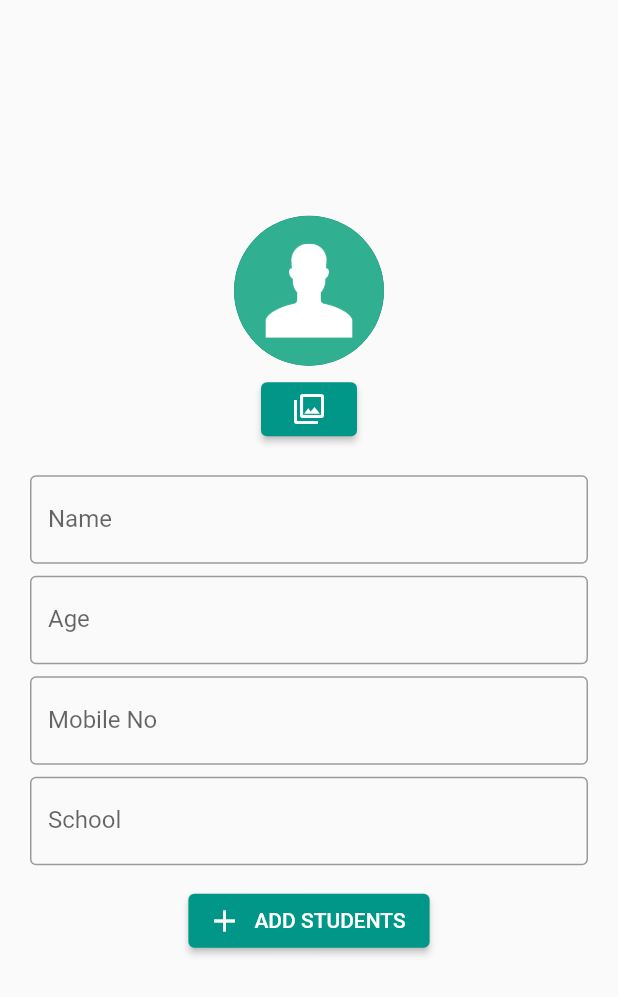
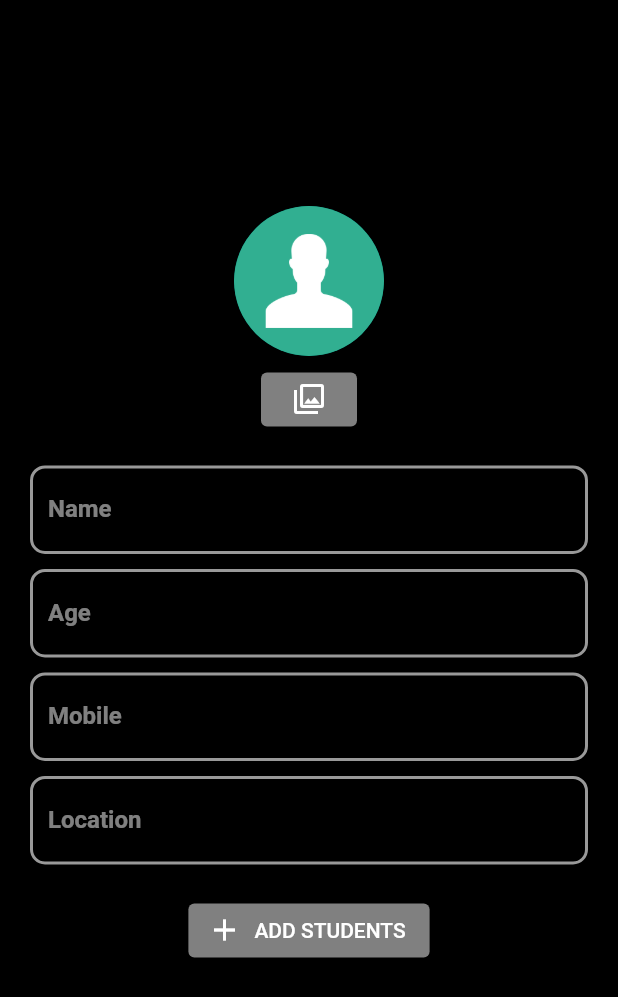
Before and after one commit to mohammed-swafvan/hive_provider, a Flutter app: the HomeScreen screen opened directly, after a tap on the "add" icon, on a phone screen of 412 x 824 dp. Shown: the top 997 px of the screen. Run offline on Flutter 3.47's test engine with Material 2 defaults, Android fonts, the phone set to English and light mode, and no system bars; our stand-ins replace hive_flutter, image_picker; accounts and stored records are empty.

Commit message:
converted to statless widget using provider

```diff
--- /dev/null
+++ b/lib/controller/core/constains.dart
@@ -0,0 +1,41 @@
+import 'package:flutter/material.dart';
+
+const kHeight10 = SizedBox(height: 10);
+const kHeight20 = SizedBox(height: 20);
+
+//colors
+const kBlackColor = Colors.black;
+const kWhiteColor = Colors.white;
+final kBlackColorOpacity5 = Colors.black.withOpacity(0.5);
+final kWhiteColorOpacity5 = Colors.white.withOpacity(0.5);
+final kWhiteColorOpacity8 = Colors.white.withOpacity(0.8);
+
+//text style
+final kdetailsTextStyle = TextStyle(fontSize: 20, fontWeight: FontWeight.w500, color: kWhiteColorOpacity8);
+const  kaddStdTextStyle =  TextStyle(color: kWhiteColor, fontWeight: FontWeight.bold);
+
+// input decoration for adding student text form field
+kInputDecoration({required String hintText, required String labelText}) {
+  return InputDecoration(
+    focusedBorder: OutlineInputBorder(
+      borderRadius: BorderRadius.circular(10.0),
+      borderSide: BorderSide(
+        color: kWhiteColor.withOpacity(0.6),
+        width: 2.0,
+      ),
+    ),
+    enabledBorder: OutlineInputBorder(
+      borderRadius: BorderRadius.circular(10.0),
+      borderSide: BorderSide(
+        color: kWhiteColor.withOpacity(0.6),
+        width: 2.0,
+      ),
+    ),
+    labelStyle: TextStyle(color: kWhiteColorOpacity5),
+    hintStyle: TextStyle(color: kWhiteColorOpacity5),
+    hintText: hintText,
+    labelText: labelText,
+  );
+}
+
+var kelevatedButtonStyle = ButtonStyle(backgroundColor: MaterialStatePropertyAll(kWhiteColorOpacity5));
--- a/lib/controller/provider/student_provider.dart
+++ b/lib/controller/provider/student_provider.dart
@@ -8,6 +8,21 @@ import 'package:student_app/db/db_functions/db_functions.dart';
 import 'package:student_app/db/model/student_model.dart';
 
 class StudentProvider with ChangeNotifier {
+  //add
+  final nameStudentController = TextEditingController();
+  final phoneStudentController = TextEditingController();
+  final ageStudentController = TextEditingController();
+  final genderStudentController = TextEditingController();
+  final locationStudentController = TextEditingController();
+  final mainFormKey = GlobalKey<FormState>();
+
+  //edit
+  TextEditingController editNameStd = TextEditingController();
+  TextEditingController editPhoneStd = TextEditingController();
+  TextEditingController editAgeStd = TextEditingController();
+  TextEditingController editPlaceStd = TextEditingController();
+  final editFormKey = GlobalKey<FormState>();
+
   List<StudentModel> studentList = FunctionDb.studentList;
 
   File? studentPhoto;
@@ -24,10 +39,12 @@ class StudentProvider with ChangeNotifier {
 
   List<StudentModel> foundedUsers = [];
   Future<void> getAllStudents() async {
-    final students = FunctionDb().getStudentsDetails();
-    foundedUsers = students as List<StudentModel>;
+    final students = await FunctionDb().getStudentsDetails();
+    foundedUsers = students;
     if (foundedUsers.isNotEmpty) {
       log("foundedUsers have data");
+    } else {
+      log("foundedUsers have no data");
     }
     notifyListeners();
   }
@@ -49,8 +66,7 @@ class StudentProvider with ChangeNotifier {
     notifyListeners();
   }
 
-
-  static deleteItem(BuildContext context, String id){
+  static deleteItem(BuildContext context, String id) {
     showDialog(
       context: context,
       builder: (context) {
@@ -64,10 +80,8 @@ class StudentProvider with ChangeNotifier {
                 child: const Text('No')),
             TextButton(
                 onPressed: () {
-                  Provider.of<FunctionDb>(context, listen: false)
-                      .deleteDetails(id);
-                  Provider.of<StudentProvider>(context, listen: false)
-                      .getAllStudents();
+                  Provider.of<FunctionDb>(context, listen: false).deleteDetails(id);
+                  Provider.of<StudentProvider>(context, listen: false).getAllStudents();
                   ScaffoldMessenger.of(context).showSnackBar(const SnackBar(
                     content: Text('Successfully deleted'),
                     duration: Duration(seconds: 2),
@@ -80,5 +94,4 @@ class StudentProvider with ChangeNotifier {
       },
     );
   }
-
 }
--- a/lib/db/model/student_model.dart
+++ b/lib/db/model/student_model.dart
@@ -16,19 +16,15 @@ class StudentModel {
   final String ageStudent;
 
   @HiveField(4)
-  final String genderStudent;
+  final String locationStudent;
 
   @HiveField(5)
-  final String locationStudent;
-
-  @HiveField(6)
   final String photo;
 
   StudentModel({
     required this.name,
     required this.phoneNo,
     required this.ageStudent,
-    required this.genderStudent,
     required this.locationStudent,
     required this.id,
     required this.photo,
--- a/lib/main.dart
+++ b/lib/main.dart
@@ -1,6 +1,7 @@
 import 'package:flutter/material.dart';
 import 'package:hive_flutter/hive_flutter.dart';
 import 'package:provider/provider.dart';
+import 'package:student_app/controller/core/constains.dart';
 import 'package:student_app/controller/provider/student_provider.dart';
 import 'package:student_app/db/db_functions/db_functions.dart';
 import 'package:student_app/db/model/student_model.dart';
@@ -36,6 +37,7 @@ class MyApp extends StatelessWidget {
         debugShowCheckedModeBanner: false,
         theme: ThemeData(
           primarySwatch: Colors.teal,
+          scaffoldBackgroundColor: kBlackColor,
         ),
         home: const HomeScreen(),
       ),
--- a/lib/screens/home/screen_home.dart
+++ b/lib/screens/home/screen_home.dart
@@ -1,5 +1,6 @@
 import 'package:flutter/material.dart';
 import 'package:provider/provider.dart';
+import 'package:student_app/controller/core/constains.dart';
 import 'package:student_app/controller/provider/student_provider.dart';
 import 'package:student_app/screens/home/widgets/studenst_list.dart';
 import 'package:student_app/screens/student_adding/screen_add_student.dart';
@@ -22,10 +23,19 @@ class HomeScreen extends StatelessWidget {
         ),
       ),
       floatingActionButton: FloatingActionButton(
+        backgroundColor: kWhiteColorOpacity5,
         onPressed: () {
-          Navigator.push(context, MaterialPageRoute(builder: (context) => const ScreenAddStudent(),));
+          Navigator.push(
+            context,
+            MaterialPageRoute(
+              builder: (context) => const ScreenAddStudent(),
+            ),
+          );
         },
-        child: const Icon(Icons.add),
+        child: const Icon(
+          Icons.add,
+          size: 30,
+        ),
       ),
     );
   }
--- /dev/null
+++ b/lib/screens/home/widgets/search_field.dart
@@ -0,0 +1,33 @@
+import 'package:flutter/cupertino.dart';
+import 'package:flutter/material.dart';
+import 'package:provider/provider.dart';
+import 'package:student_app/controller/core/constains.dart';
+import 'package:student_app/controller/provider/student_provider.dart';
+
+class SearchField extends StatelessWidget {
+  const SearchField({super.key});
+
+  @override
+  Widget build(BuildContext context) {
+    return Padding(
+      padding: const EdgeInsets.symmetric(horizontal: 15),
+      child: CupertinoSearchTextField(
+        placeholderStyle: TextStyle(color: kWhiteColorOpacity8),
+        style: const TextStyle(color: kWhiteColor, fontWeight: FontWeight.bold),
+        padding: const EdgeInsets.all(10),
+        prefixIcon: Icon(
+          Icons.search,
+          color: kWhiteColorOpacity8,
+        ),
+        suffixIcon: Icon(
+          Icons.close,
+          color: kWhiteColorOpacity8,
+        ),
+        backgroundColor: kWhiteColorOpacity5,
+        onChanged: (value) {
+          Provider.of<StudentProvider>(context, listen: false).runFilter(value);
+        },
+      ),
+    );
+  }
+}
--- a/lib/screens/home/widgets/studenst_list.dart
+++ b/lib/screens/home/widgets/studenst_list.dart
@@ -1,10 +1,11 @@
 import 'dart:io';
 
-import 'package:flutter/cupertino.dart';
 import 'package:flutter/material.dart';
 import 'package:provider/provider.dart';
+import 'package:student_app/controller/core/constains.dart';
 import 'package:student_app/controller/provider/student_provider.dart';
 import 'package:student_app/screens/edit_student/screen_edit_student.dart';
+import 'package:student_app/screens/home/widgets/search_field.dart';
 import 'package:student_app/screens/students_details/screen_students_details.dart';
 
 class ListStudents extends StatelessWidget {
@@ -16,16 +17,9 @@ class ListStudents extends StatelessWidget {
       padding: const EdgeInsets.all(8.0),
       child: Column(
         children: [
-          CupertinoSearchTextField(
-            prefixIcon: const Icon(Icons.search),
-            suffixIcon: const Icon(Icons.close),
-            backgroundColor: Colors.white,
-            onChanged: (value) {
-              Provider.of<StudentProvider>(context, listen: false)
-                  .runFilter(value);
-            },
-          ),
-          const SizedBox(height: 10),
+          kHeight10,
+          const SearchField(),
+          kHeight20,
           Expanded(
             child: Consumer<StudentProvider>(builder: (context, value, Widget? child) {
               if (value.foundedUsers.isNotEmpty) {
@@ -41,7 +35,8 @@ class ListStudents extends StatelessWidget {
                                   phonedetail: data.phoneNo,
                                   agedetail: data.ageStudent,
                                   locationdetail: data.locationStudent,
-                                    genderdetail: data.genderStudent, photo: data.photo,);
+                                  photo: data.photo,
+                                );
                               }),
                             ));
                           },
@@ -49,7 +44,10 @@ class ListStudents extends StatelessWidget {
                             radius: 23,
                             backgroundImage: FileImage(File(data.photo)),
                           ),
-                          title: Text(data.name),
+                          title: Text(
+                            data.name,
+                            style: const TextStyle(color: kWhiteColor, fontWeight: FontWeight.bold),
+                          ),
                           trailing: Wrap(
                             children: [
                               IconButton(
@@ -59,7 +57,6 @@ class ListStudents extends StatelessWidget {
                                       editName: data.name,
                                       editPhone: data.phoneNo,
                                       editAge: data.ageStudent,
-                                        editGender: data.genderStudent,
                                       editLocation: data.locationStudent,
                                       index: index,
                                       id: data.id.toString(),
@@ -67,25 +64,35 @@ class ListStudents extends StatelessWidget {
                                     );
                                   })));
                                 },
-                                  icon: const Icon(
+                                icon: Icon(
                                   Icons.edit,
-                                    color: Colors.blue,
-                                  )),
+                                  color: kWhiteColorOpacity5,
+                                ),
+                              ),
                               IconButton(
                                 onPressed: () {
                                   StudentProvider.deleteItem(context, data.id.toString());
                                 },
                                 icon: const Icon(Icons.delete),
-                                color: Colors.teal,
+                                color: kWhiteColorOpacity5,
                               ),
                             ],
                           ));
                     },
-                    separatorBuilder: ((ctx, index) => const Divider()),
+                    separatorBuilder: ((ctx, index) => Padding(
+                          padding: const EdgeInsets.symmetric(horizontal: 10),
+                          child: Divider(
+                            color: kWhiteColorOpacity5,
+                            thickness: 1,
+                          ),
+                        )),
                     itemCount: value.foundedUsers.length);
               } else {
                 return const Center(
-                  child: Text("Add Students"),
+                  child: Text(
+                    "Add Students",
+                    style: kaddStdTextStyle,
+                  ),
                 );
               }
             }),
@@ -94,8 +101,4 @@ class ListStudents extends StatelessWidget {
       ),
     );
   }
-
-  cancelButton(BuildContext context) {
-    return Navigator.of(context).pop();
 }
-}
--- a/lib/screens/student_adding/widgets/add_student.dart
+++ b/lib/screens/student_adding/widgets/add_student.dart
@@ -2,20 +2,13 @@ import 'dart:io';
 
 import 'package:flutter/material.dart';
 import 'package:provider/provider.dart';
+import 'package:student_app/controller/core/constains.dart';
 import 'package:student_app/controller/provider/student_provider.dart';
 import 'package:student_app/db/db_functions/db_functions.dart';
 import 'package:student_app/db/model/student_model.dart';
 
 class AddStudents extends StatelessWidget {
-  AddStudents({super.key});
-
-  final nameStudentController = TextEditingController();
-  final phoneStudentController = TextEditingController();
-  final ageStudentController = TextEditingController();
-  final genderStudentController = TextEditingController();
-  final locationStudentController = TextEditingController();
-
-  final mainFormKey = GlobalKey<FormState>();
+  const AddStudents({super.key});
 
   @override
   Widget build(BuildContext context) {
@@ -25,7 +18,7 @@ class AddStudents extends StatelessWidget {
     });
     return Consumer<StudentProvider>(builder: (context, value, _) {
       return Form(
-        key: mainFormKey,
+        key: value.mainFormKey,
         child: Column(
           mainAxisAlignment: MainAxisAlignment.center,
           children: [
@@ -46,22 +39,18 @@ class AddStudents extends StatelessWidget {
               height: 5,
             ),
             ElevatedButton(
+              style: kelevatedButtonStyle,
               onPressed: () {
                 studentProvider.getPhoto();
               },
               child: const Icon(Icons.photo_library_outlined),
             ),
-            const SizedBox(
-              height: 20,
-            ),
+            kHeight20,
             TextFormField(
+              style: const TextStyle(color: kWhiteColor, fontWeight: FontWeight.bold),
               keyboardType: TextInputType.name,
-              controller: nameStudentController,
-              decoration: const InputDecoration(
-                border: OutlineInputBorder(),
-                hintText: 'Enter your name',
-                labelText: 'Name',
-              ),
+              controller: value.nameStudentController,
+              decoration: kInputDecoration(hintText: 'Enter your name', labelText: 'Name'),
               validator: (value) {
                 if (value == null || value.isEmpty) {
                   return 'Required Name';
@@ -70,15 +59,12 @@ class AddStudents extends StatelessWidget {
                 }
               },
             ),
-            const SizedBox(height: 8),
+            kHeight10,
             TextFormField(
+              style: const TextStyle(color: kWhiteColor, fontWeight: FontWeight.bold),
               keyboardType: TextInputType.number,
-              controller: ageStudentController,
-              decoration: const InputDecoration(
-                border: OutlineInputBorder(),
-                hintText: 'Enter your age',
-                labelText: 'Age',
-              ),
+              controller: value.ageStudentController,
+              decoration: kInputDecoration(hintText: 'Enter your age', labelText: 'Age'),
               validator: (
                 value,
               ) {
@@ -91,15 +77,12 @@ class AddStudents extends StatelessWidget {
                 }
               },
             ),
-            const SizedBox(height: 8),
+            kHeight10,
             TextFormField(
+              style: const TextStyle(color: kWhiteColor, fontWeight: FontWeight.bold),
               keyboardType: TextInputType.phone,
-              controller: phoneStudentController,
-              decoration: const InputDecoration(
-                border: OutlineInputBorder(),
-                hintText: 'Enter Mobile No',
-                labelText: 'Mobile No',
-              ),
+              controller: value.phoneStudentController,
+              decoration: kInputDecoration(hintText: 'Enter monile no', labelText: 'Mobile'),
               validator: (value) {
                 if (value == null || value.isEmpty) {
                   return 'Enter Phone Number';
@@ -110,15 +93,12 @@ class AddStudents extends StatelessWidget {
                 }
               },
             ),
-            const SizedBox(height: 8),
+            kHeight10,
             TextFormField(
+              style: const TextStyle(color: kWhiteColor, fontWeight: FontWeight.bold),
               keyboardType: TextInputType.text,
-              controller: locationStudentController,
-              decoration: const InputDecoration(
-                border: OutlineInputBorder(),
-                hintText: 'Enter school place',
-                labelText: 'School',
-              ),
+              controller: value.locationStudentController,
+              decoration: kInputDecoration(hintText: 'Enter your place', labelText: 'Location'),
               validator: (value) {
                 if (value == null || value.isEmpty) {
                   return 'Required Place';
@@ -127,11 +107,18 @@ class AddStudents extends StatelessWidget {
                 }
               },
             ),
-            const SizedBox(height: 13),
+            kHeight20,
             ElevatedButton.icon(
+              style: kelevatedButtonStyle,
               onPressed: () {
-                if (mainFormKey.currentState!.validate() && studentProvider.studentPhoto != null) {
-                  addStudentButtonClicked(context);
+                if (value.mainFormKey.currentState!.validate() && studentProvider.studentPhoto != null) {
+                  addStudentButtonClicked(
+                    context,
+                    value.nameStudentController,
+                    value.ageStudentController,
+                    value.phoneStudentController,
+                    value.locationStudentController,
+                  );
                   Navigator.of(context).pop();
                 } else {}
               },
@@ -144,17 +131,21 @@ class AddStudents extends StatelessWidget {
     });
   }
 
-  Future<void> addStudentButtonClicked(context) async {
-    final name = nameStudentController.text.trim();
-    final phone = phoneStudentController.text.trim();
-    final age = ageStudentController.text.trim();
-    final gender = genderStudentController.text.trim();
-    final location = locationStudentController.text.trim();
+  Future<void> addStudentButtonClicked(
+    context,
+    TextEditingController nameCntlr,
+    TextEditingController ageCntrl,
+    TextEditingController phoneCntrl,
+    TextEditingController locationCntrl,
+  ) async {
+    final name = nameCntlr.text.trim();
+    final phone = phoneCntrl.text.trim();
+    final age = ageCntrl.text.trim();
+    final location = locationCntrl.text.trim();
 
     if (name.isEmpty ||
         phone.isEmpty ||
         age.isEmpty ||
-        gender.isEmpty ||
         location.isEmpty ||
         Provider.of<StudentProvider>(context, listen: false).studentPhoto!.path.isEmpty) {
       return;
@@ -172,7 +163,6 @@ class AddStudents extends StatelessWidget {
       name: name,
       phoneNo: phone,
       ageStudent: age,
-      genderStudent: gender,
       locationStudent: location,
       photo: Provider.of<StudentProvider>(context, listen: false).studentPhoto!.path,
       id: DateTime.now().microsecondsSinceEpoch.toString(),
```
Also changed, not shown: lib/screens/edit_student/screen_edit_student.dart (+62 -84 lines), lib/screens/students_details/screen_students_details.dart (+16 -57 lines), lib/db/model/student_model.g.dart, 1 other file. Lines whose indentation alone changed are shown as unchanged.
